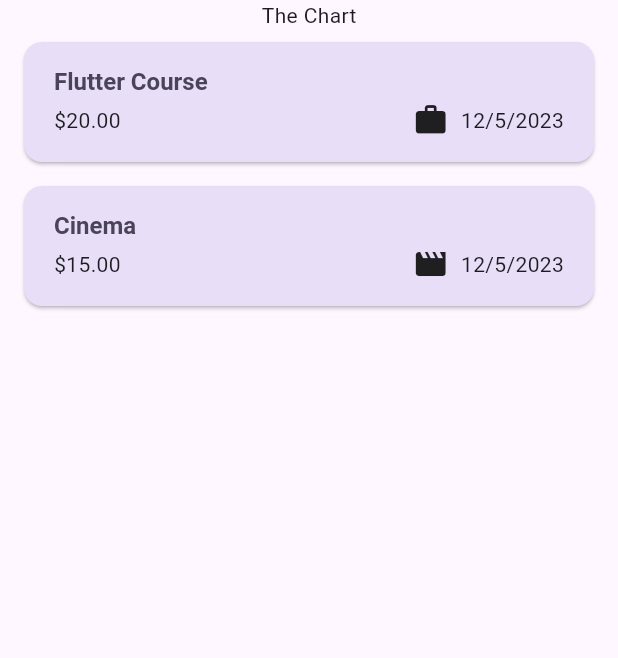
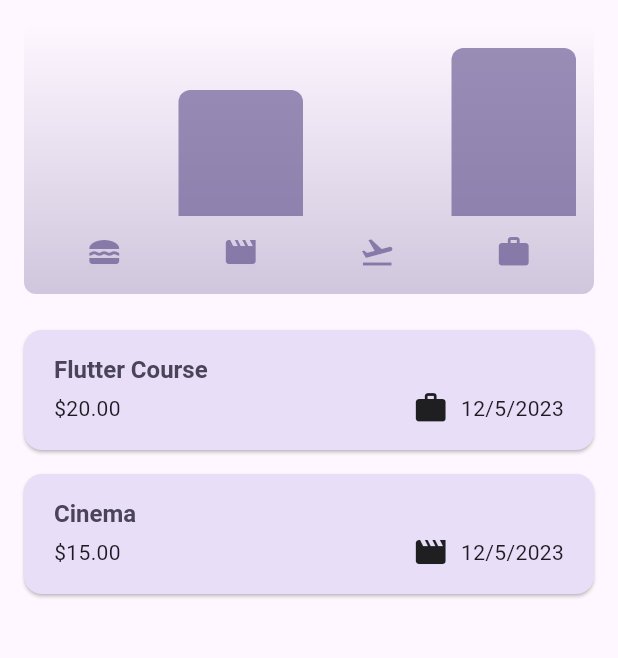
Before and after one commit to ayomidejoshua72/Expenses-Tracker, a Flutter app: the screen it shows after launch, on a phone screen of 412 x 824 dp, the part 84-742 px from its top. Run offline on Flutter 3.47's test engine with Material 3 defaults, Android fonts, the phone set to English and light mode, and no system bars.

Commit message:
adding the chart features

```diff
--- /dev/null
+++ b/lib/widget/chart/chart.dart
@@ -0,0 +1,95 @@
+import 'package:flutter/material.dart';
+
+import 'package:expense_tracker/widget/chart/chart_bar.dart';
+import 'package:expense_tracker/model/expense.dart';
+
+class Chart extends StatelessWidget {
+  const Chart({super.key, required this.expenses});
+
+  final List<Expense> expenses;
+
+  List<ExpenseBucket> get buckets {
+    return [
+      ExpenseBucket.forCategory(expenses, Category.food),
+      ExpenseBucket.forCategory(expenses, Category.leisure),
+      ExpenseBucket.forCategory(expenses, Category.travel),
+      ExpenseBucket.forCategory(expenses, Category.work),
+    ];
+  }
+
+  double get maxTotalExpense {
+    double maxTotalExpense = 0;
+
+    for (final bucket in buckets) {
+      if (bucket.totalExpenses > maxTotalExpense) {
+        maxTotalExpense = bucket.totalExpenses;
+      }
+    }
+
+    return maxTotalExpense;
+  }
+
+  @override
+  Widget build(BuildContext context) {
+    final isDarkMode =
+        MediaQuery.of(context).platformBrightness == Brightness.dark;
+    return Container(
+      margin: const EdgeInsets.all(16),
+      padding: const EdgeInsets.symmetric(
+        vertical: 16,
+        horizontal: 8,
+      ),
+      width: double.infinity,
+      height: 180,
+      decoration: BoxDecoration(
+        borderRadius: BorderRadius.circular(8),
+        gradient: LinearGradient(
+          colors: [
+            Theme.of(context).colorScheme.primary.withOpacity(0.3),
+            Theme.of(context).colorScheme.primary.withOpacity(0.0)
+          ],
+          begin: Alignment.bottomCenter,
+          end: Alignment.topCenter,
+        ),
+      ),
+      child: Column(
+        children: [
+          Expanded(
+            child: Row(
+              crossAxisAlignment: CrossAxisAlignment.end,
+              children: [
+                for (final bucket in buckets) // alternative to map()
+                  ChartBar(
+                    fill: bucket.totalExpenses == 0
+                        ? 0
+                        : bucket.totalExpenses / maxTotalExpense,
+                  )
+              ],
+            ),
+          ),
+          const SizedBox(height: 12),
+          Row(
+            children: buckets
+                .map(
+                  (bucket) => Expanded(
+                    child: Padding(
+                      padding: const EdgeInsets.symmetric(horizontal: 4),
+                      child: Icon(
+                        categoryIcons[bucket.category],
+                        color: isDarkMode
+                            ? Theme.of(context).colorScheme.secondary
+                            : Theme.of(context)
+                                .colorScheme
+                                .primary
+                                .withOpacity(0.7),
+                      ),
+                    ),
+                  ),
+                )
+                .toList(),
+          )
+        ],
+      ),
+    );
+  }
+}
--- /dev/null
+++ b/lib/widget/chart/chart_bar.dart
@@ -0,0 +1,34 @@
+import 'package:flutter/material.dart';
+
+class ChartBar extends StatelessWidget {
+  const ChartBar({
+    super.key,
+    required this.fill,
+  });
+
+  final double fill;
+
+  @override
+  Widget build(BuildContext context) {
+    final isDarkMode =
+        MediaQuery.of(context).platformBrightness == Brightness.dark;
+    return Expanded(
+      child: Padding(
+        padding: const EdgeInsets.symmetric(horizontal: 4),
+        child: FractionallySizedBox(
+          heightFactor: fill,
+          child: DecoratedBox(
+            decoration: BoxDecoration(
+              shape: BoxShape.rectangle,
+              borderRadius:
+                  const BorderRadius.vertical(top: Radius.circular(8)),
+              color: isDarkMode
+                  ? Theme.of(context).colorScheme.secondary
+                  : Theme.of(context).colorScheme.primary.withOpacity(0.65),
+            ),
+          ),
+        ),
+      ),
+    );
+  }
+}
--- a/lib/widget/expenses.dart
+++ b/lib/widget/expenses.dart
@@ -1,3 +1,4 @@
+import 'package:expense_tracker/widget/chart/chart.dart';
 import 'package:expense_tracker/widget/expenses_list/expenses_list.dart';
 import 'package:expense_tracker/model/expense.dart';
 import 'package:expense_tracker/widget/new_expense.dart';
@@ -86,7 +87,7 @@ class _ExpenesesState extends State<Expeneses> {
       ),
       body: Column(
         children: [
-          const Text("The Chart"),
+          Chart(expenses: _registeredExpenses),
           Expanded(
             child: mainContent,
           ),
```
